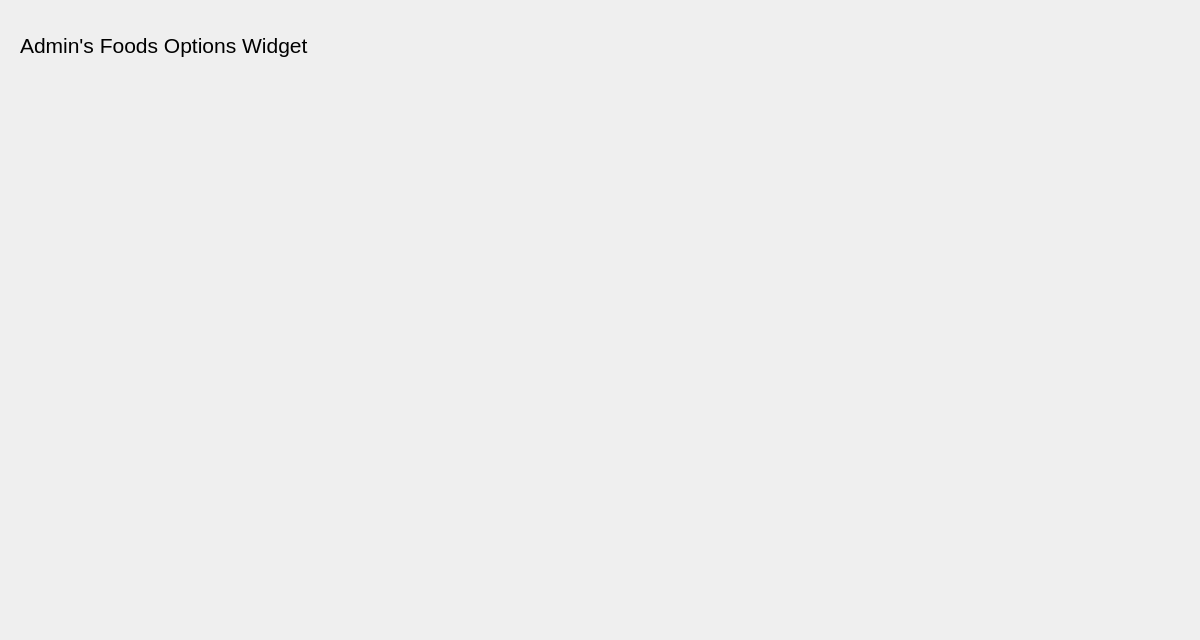
The window that EuropeanVacation/aFoods.ui (brivero0/TeamMagmar) describes before a commit, drawn with Qt 5.
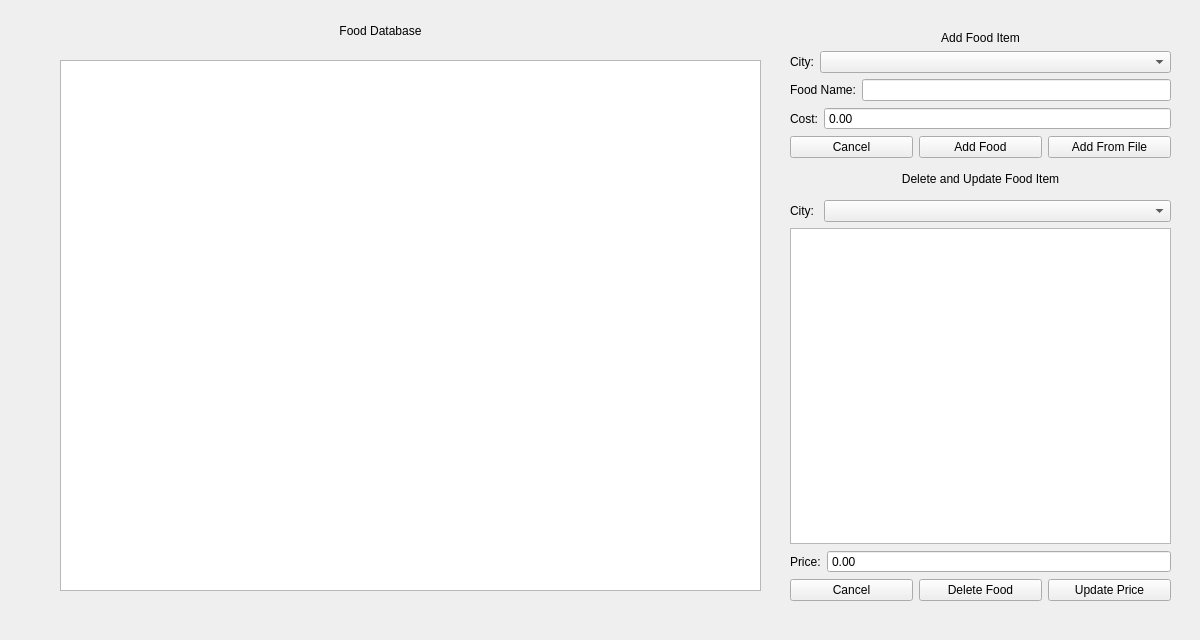
The same window after the commit.

Diff of the .ui file:
```diff
--- a/EuropeanVacation/aFoods.ui
+++ b/EuropeanVacation/aFoods.ui
@@ -31,23 +31,310 @@
   <property name="windowTitle">
    <string>Form</string>
   </property>
-  <widget class="QLabel" name="label_7">
+  <widget class="QTableView" name="aFoodTV">
    <property name="geometry">
     <rect>
-     <x>20</x>
-     <y>20</y>
-     <width>1081</width>
-     <height>50</height>
+     <x>60</x>
+     <y>60</y>
+     <width>701</width>
+     <height>531</height>
     </rect>
    </property>
-   <property name="font">
-    <font>
-     <pointsize>16</pointsize>
-    </font>
+   <property name="accessibleDescription">
+    <string notr="true"/>
+   </property>
+  </widget>
+  <widget class="QLabel" name="foodDBLabel">
+   <property name="geometry">
+    <rect>
+     <x>240</x>
+     <y>10</y>
+     <width>281</width>
+     <height>41</height>
+    </rect>
+   </property>
+   <property name="styleSheet">
+    <string notr="true">font: 18pt &quot;Segoe UI Emoji&quot;;</string>
    </property>
    <property name="text">
-    <string>Admin's Foods Options Widget</string>
+    <string>Food Database</string>
    </property>
+   <property name="alignment">
+    <set>Qt::AlignCenter</set>
+   </property>
+  </widget>
+  <widget class="QWidget" name="">
+   <property name="geometry">
+    <rect>
+     <x>790</x>
+     <y>30</y>
+     <width>381</width>
+     <height>571</height>
+    </rect>
+   </property>
+   <layout class="QVBoxLayout" name="verticalLayout">
+    <item>
+     <widget class="QLabel" name="addLabel">
+      <property name="sizePolicy">
+       <sizepolicy hsizetype="Preferred" vsizetype="Minimum">
+        <horstretch>0</horstretch>
+        <verstretch>0</verstretch>
+       </sizepolicy>
+      </property>
+      <property name="minimumSize">
+       <size>
+        <width>0</width>
+        <height>15</height>
+       </size>
+      </property>
+      <property name="styleSheet">
+       <string notr="true">font: 12pt &quot;Franklin Gothic Demi&quot;;
+</string>
+      </property>
+      <property name="text">
+       <string>Add Food Item</string>
+      </property>
+      <property name="alignment">
+       <set>Qt::AlignCenter</set>
+      </property>
+     </widget>
+    </item>
+    <item>
+     <layout class="QVBoxLayout" name="addFields">
+      <item>
+       <layout class="QHBoxLayout" name="citySection">
+        <item>
+         <widget class="QLabel" name="cityLabel">
+          <property name="styleSheet">
+           <string notr="true"/>
+          </property>
+          <property name="text">
+           <string>City:</string>
+          </property>
+         </widget>
+        </item>
+        <item>
+         <widget class="QComboBox" name="cityCB">
+          <property name="sizePolicy">
+           <sizepolicy hsizetype="MinimumExpanding" vsizetype="Fixed">
+            <horstretch>0</horstretch>
+            <verstretch>0</verstretch>
+           </sizepolicy>
+          </property>
+         </widget>
+        </item>
+       </layout>
+      </item>
+      <item>
+       <layout class="QHBoxLayout" name="nameSection">
+        <item>
+         <widget class="QLabel" name="foodLabel">
+          <property name="styleSheet">
+           <string notr="true"/>
+          </property>
+          <property name="text">
+           <string>Food Name:</string>
+          </property>
+         </widget>
+        </item>
+        <item>
+         <widget class="QLineEdit" name="foodLE">
+          <property name="sizePolicy">
+           <sizepolicy hsizetype="MinimumExpanding" vsizetype="Fixed">
+            <horstretch>0</horstretch>
+            <verstretch>0</verstretch>
+           </sizepolicy>
+          </property>
+         </widget>
+        </item>
+       </layout>
+      </item>
+      <item>
+       <layout class="QHBoxLayout" name="costSection">
+        <item>
+         <widget class="QLabel" name="costLE">
+          <property name="styleSheet">
+           <string notr="true"/>
+          </property>
+          <property name="text">
+           <string>Cost:</string>
+          </property>
+         </widget>
+        </item>
+        <item>
+         <widget class="QDoubleSpinBox" name="costSB">
+          <property name="sizePolicy">
+           <sizepolicy hsizetype="MinimumExpanding" vsizetype="Fixed">
+            <horstretch>0</horstretch>
+            <verstretch>0</verstretch>
+           </sizepolicy>
+          </property>
+          <property name="wrapping">
+           <bool>true</bool>
+          </property>
+          <property name="readOnly">
+           <bool>false</bool>
+          </property>
+          <property name="buttonSymbols">
+           <enum>QAbstractSpinBox::NoButtons</enum>
+          </property>
+          <property name="maximum">
+           <double>9999999.000000000000000</double>
+          </property>
+         </widget>
+        </item>
+       </layout>
+      </item>
+      <item>
+       <layout class="QHBoxLayout" name="buttonSection">
+        <item>
+         <widget class="QPushButton" name="cancelAdd">
+          <property name="text">
+           <string>Cancel</string>
+          </property>
+         </widget>
+        </item>
+        <item>
+         <widget class="QPushButton" name="addFood">
+          <property name="text">
+           <string>Add Food</string>
+          </property>
+         </widget>
+        </item>
+        <item>
+         <widget class="QPushButton" name="addFile">
+          <property name="text">
+           <string>Add From File</string>
+          </property>
+         </widget>
+        </item>
+       </layout>
+      </item>
+     </layout>
+    </item>
+    <item>
+     <widget class="QLabel" name="delUpLabel">
+      <property name="sizePolicy">
+       <sizepolicy hsizetype="Preferred" vsizetype="Minimum">
+        <horstretch>0</horstretch>
+        <verstretch>0</verstretch>
+       </sizepolicy>
+      </property>
+      <property name="minimumSize">
+       <size>
+        <width>0</width>
+        <height>30</height>
+       </size>
+      </property>
+      <property name="styleSheet">
+       <string notr="true">font: 12pt &quot;Franklin Gothic Demi&quot;;
+</string>
+      </property>
+      <property name="text">
+       <string>Delete and Update Food Item</string>
+      </property>
+      <property name="alignment">
+       <set>Qt::AlignCenter</set>
+      </property>
+     </widget>
+    </item>
+    <item>
+     <layout class="QVBoxLayout" name="deleteFields">
+      <item>
+       <layout class="QVBoxLayout" name="deleteChoices">
+        <item>
+         <layout class="QHBoxLayout" name="delCityField">
+          <property name="sizeConstraint">
+           <enum>QLayout::SetNoConstraint</enum>
+          </property>
+          <item>
+           <widget class="QLabel" name="delCityLabel">
+            <property name="styleSheet">
+             <string notr="true"/>
+            </property>
+            <property name="text">
+             <string>City: </string>
+            </property>
+           </widget>
+          </item>
+          <item>
+           <widget class="QComboBox" name="delCityCB">
+            <property name="sizePolicy">
+             <sizepolicy hsizetype="MinimumExpanding" vsizetype="Fixed">
+              <horstretch>0</horstretch>
+              <verstretch>0</verstretch>
+             </sizepolicy>
+            </property>
+           </widget>
+          </item>
+         </layout>
+        </item>
+        <item>
+         <widget class="QListView" name="foodLV"/>
+        </item>
+       </layout>
+      </item>
+      <item>
+       <layout class="QHBoxLayout" name="delCost">
+        <item>
+         <widget class="QLabel" name="delCostLabel">
+          <property name="styleSheet">
+           <string notr="true"/>
+          </property>
+          <property name="text">
+           <string>Price:</string>
+          </property>
+         </widget>
+        </item>
+        <item>
+         <widget class="QDoubleSpinBox" name="delCostSB">
+          <property name="sizePolicy">
+           <sizepolicy hsizetype="MinimumExpanding" vsizetype="Fixed">
+            <horstretch>0</horstretch>
+            <verstretch>0</verstretch>
+           </sizepolicy>
+          </property>
+          <property name="readOnly">
+           <bool>true</bool>
+          </property>
+          <property name="buttonSymbols">
+           <enum>QAbstractSpinBox::NoButtons</enum>
+          </property>
+          <property name="maximum">
+           <double>9999999.000000000000000</double>
+          </property>
+         </widget>
+        </item>
+       </layout>
+      </item>
+      <item>
+       <layout class="QHBoxLayout" name="deleteButtons">
+        <item>
+         <widget class="QPushButton" name="cancelDel">
+          <property name="text">
+           <string>Cancel</string>
+          </property>
+         </widget>
+        </item>
+        <item>
+         <widget class="QPushButton" name="delButton">
+          <property name="text">
+           <string>Delete Food</string>
+          </property>
+         </widget>
+        </item>
+        <item>
+         <widget class="QPushButton" name="updateButton">
+          <property name="text">
+           <string>Update Price</string>
+          </property>
+         </widget>
+        </item>
+       </layout>
+      </item>
+     </layout>
+    </item>
+   </layout>
   </widget>
  </widget>
  <resources/>
```
